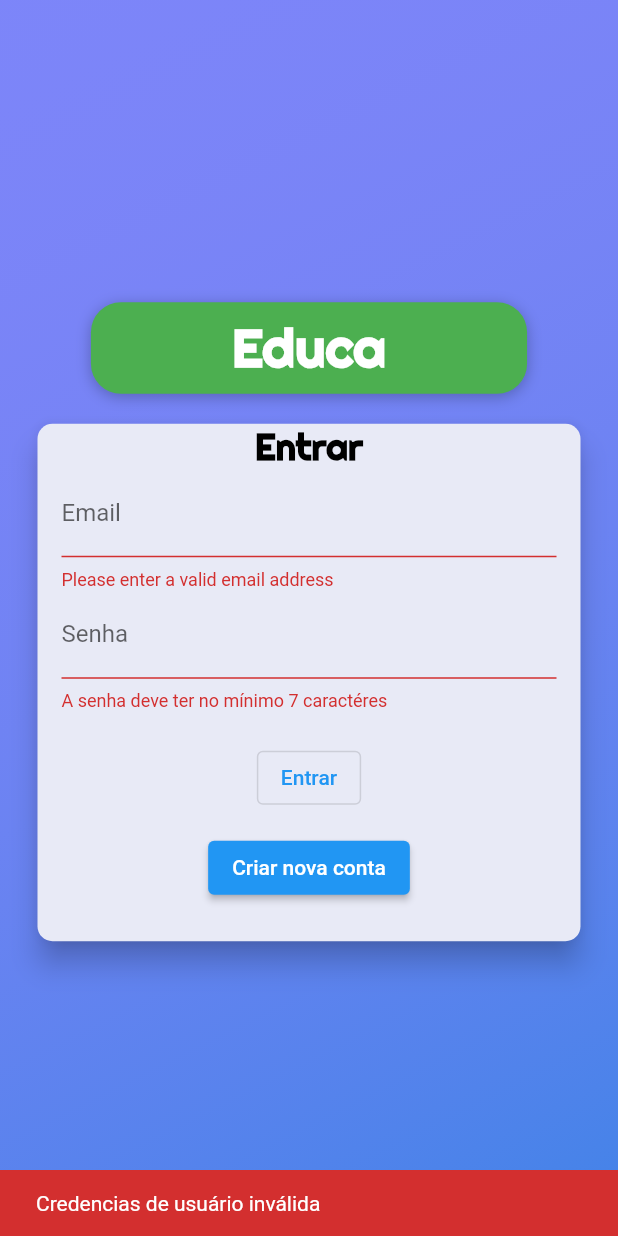
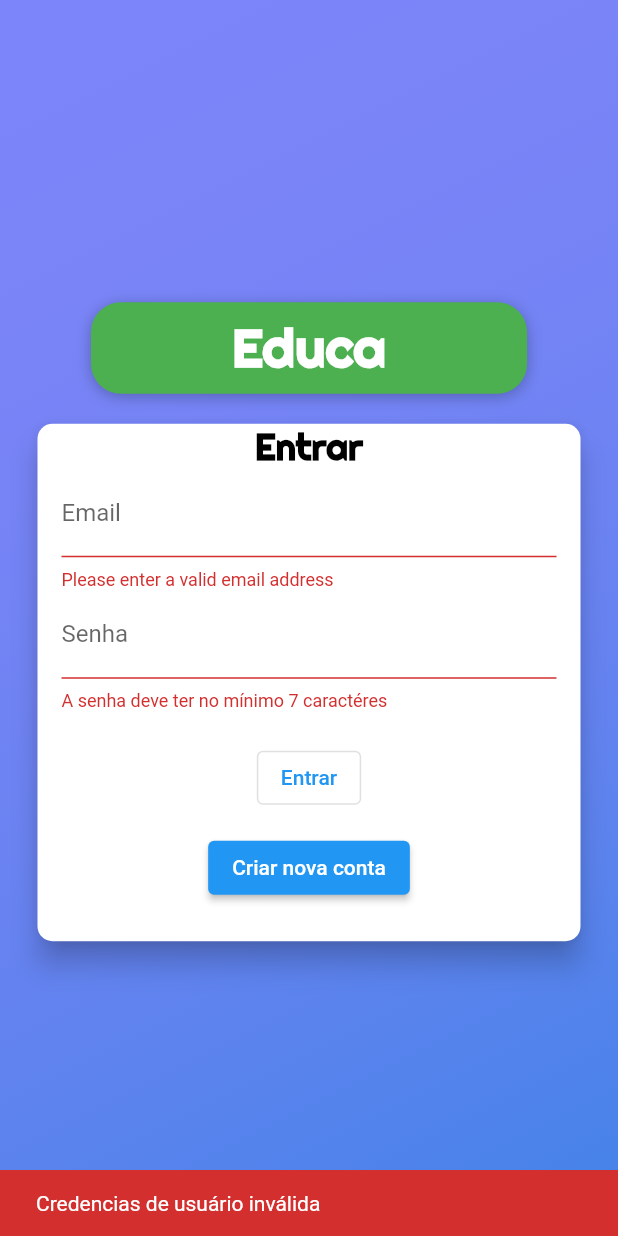
Before and after one commit to GustavoLR548/educa-flutter, a Flutter app: the screen it shows after launch, after a tap on "Entrar", on a phone screen of 412 x 824 dp. Run offline on Flutter 3.47's test engine with Material 2 defaults, Android fonts, the light colour scheme and no system bars; our stand-ins replace audioplayers, carousel_slider, cloud_firestore, firebase_auth, firebase_core, firebase_storage and 1 more; accounts and stored records are empty.

Commit message:
terminado o aplicativo

```diff
--- a/lib/provider/themes.dart
+++ b/lib/provider/themes.dart
@@ -13,6 +13,15 @@ class ThemeChanger with ChangeNotifier {
 
   ThemeChanger() {
     _currTheme = ThemeType.light;
+    _setThemesDatas();
+  }
+
+  ThemeChanger.fromBrightness(Brightness b) {
+    _currTheme = b == Brightness.light ? ThemeType.light : ThemeType.dark;
+    _setThemesDatas();
+  }
+
+  _setThemesDatas() {
     _lightThemeData = ThemeData(
       primarySwatch: Colors.blue,
       canvasColor: Color(0xFFbbd6ff),
@@ -95,6 +104,7 @@ class ThemeChanger with ChangeNotifier {
               letterSpacing: 0.5,
               color: Colors.white)),
     );
+    notifyListeners();
   }
 
   ThemeData get themeData {
@@ -112,4 +122,9 @@ class ThemeChanger with ChangeNotifier {
     this._currTheme = theme;
     notifyListeners();
   }
+
+  setThemeFromBrightness(Brightness b) {
+    this._currTheme = b == Brightness.light ? ThemeType.light : ThemeType.dark;
+    notifyListeners();
+  }
 }
--- a/lib/widgets/auth/auth_form.dart
+++ b/lib/widgets/auth/auth_form.dart
@@ -1,7 +1,9 @@
 import 'dart:io';
 
+import 'package:educa/provider/themes.dart';
 import 'package:educa/widgets/misc/pick_user_image.dart';
 import 'package:flutter/material.dart';
+import 'package:provider/provider.dart';
 
 class AuthForm extends StatefulWidget {
   final void Function(String email, String password, String username,
@@ -65,6 +67,7 @@ class _AuthFormState extends State<AuthForm> {
 
   @override
   Widget build(BuildContext context) {
+    final currTheme = Provider.of<ThemeChanger>(context).currTheme;
     Widget confirmButton = (widget._isLoading)
         ? Center(child: CircularProgressIndicator())
         : Center(
@@ -77,7 +80,7 @@ class _AuthFormState extends State<AuthForm> {
       constraints: BoxConstraints(minHeight: _isLogin ? 360 : 530),
       height: _isLogin ? 360 : 530,
       child: Card(
-        color: Colors.indigo[50],
+        color: currTheme == ThemeType.light ? Colors.white : Colors.black45,
         margin: const EdgeInsets.only(bottom: 15, left: 25, right: 25),
         shape: RoundedRectangleBorder(borderRadius: BorderRadius.circular(10)),
         elevation: 8,
```
